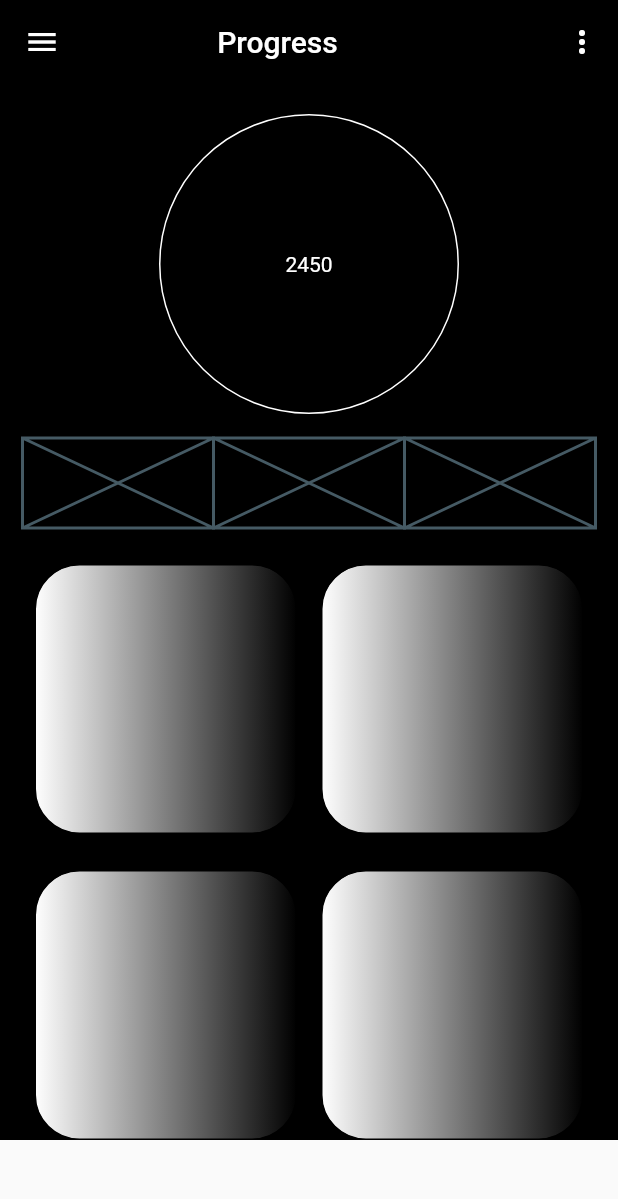
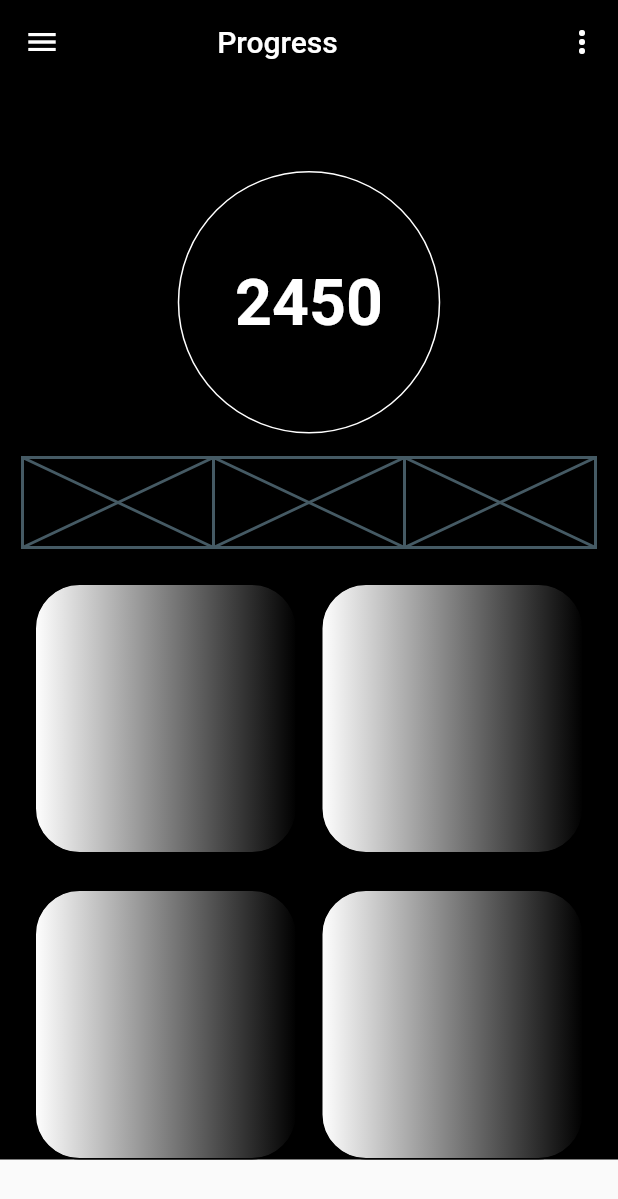
Before and after one commit to Undeadlol1/fitness_app_mockup, a Flutter app: the screen it shows after launch, on a phone screen of 412 x 824 dp. Shown: the top 1199 px of the screen. Run offline on Flutter 3.47's test engine with Material 2 defaults, Android fonts, the phone set to English and light mode, and no system bars; our stand-ins replace get; missing offline and left inert: pixel_perfect; accounts and stored records are empty.

Commit message:
feat: :construction: adding StepsCounter styles

```diff
--- a/lib/widgets/layout.dart
+++ b/lib/widgets/layout.dart
@@ -21,7 +21,7 @@ class Layout extends StatelessWidget {
       scale: 1.1,
       initBottom: 20,
       initOpacity: 0.4,
-      offset: Offset(-300, -80),
+      offset: Offset(-307.5, -82),
       assetPath: 'assets/design_screenshot.webp',
       child: Scaffold(
         appBar: AppBar(
--- a/lib/widgets/steps_counter.dart
+++ b/lib/widgets/steps_counter.dart
@@ -1,4 +1,5 @@
 import 'package:flutter/material.dart';
+import 'package:flutter/rendering.dart';
 
 class StepsCounter extends StatelessWidget {
   const StepsCounter({Key? key}) : super(key: key);
@@ -6,9 +7,14 @@ class StepsCounter extends StatelessWidget {
   @override
   Widget build(BuildContext context) {
     return InkWell(
+      onTap: () {},
       child: Container(
-        height: 200,
         padding: EdgeInsets.all(10),
+        margin: EdgeInsets.only(top: 38),
+        constraints: BoxConstraints(
+          minHeight: 175,
+          maxHeight: 175,
+        ),
         decoration: BoxDecoration(
           border: Border.all(
             color: Colors.white,
@@ -20,7 +26,9 @@ class StepsCounter extends StatelessWidget {
             '2450',
             style: TextStyle(
               // TODO change text colors in theme.
+              fontSize: 43,
               color: Colors.white,
+              fontWeight: FontWeight.bold,
             ),
           ),
         ),
```
